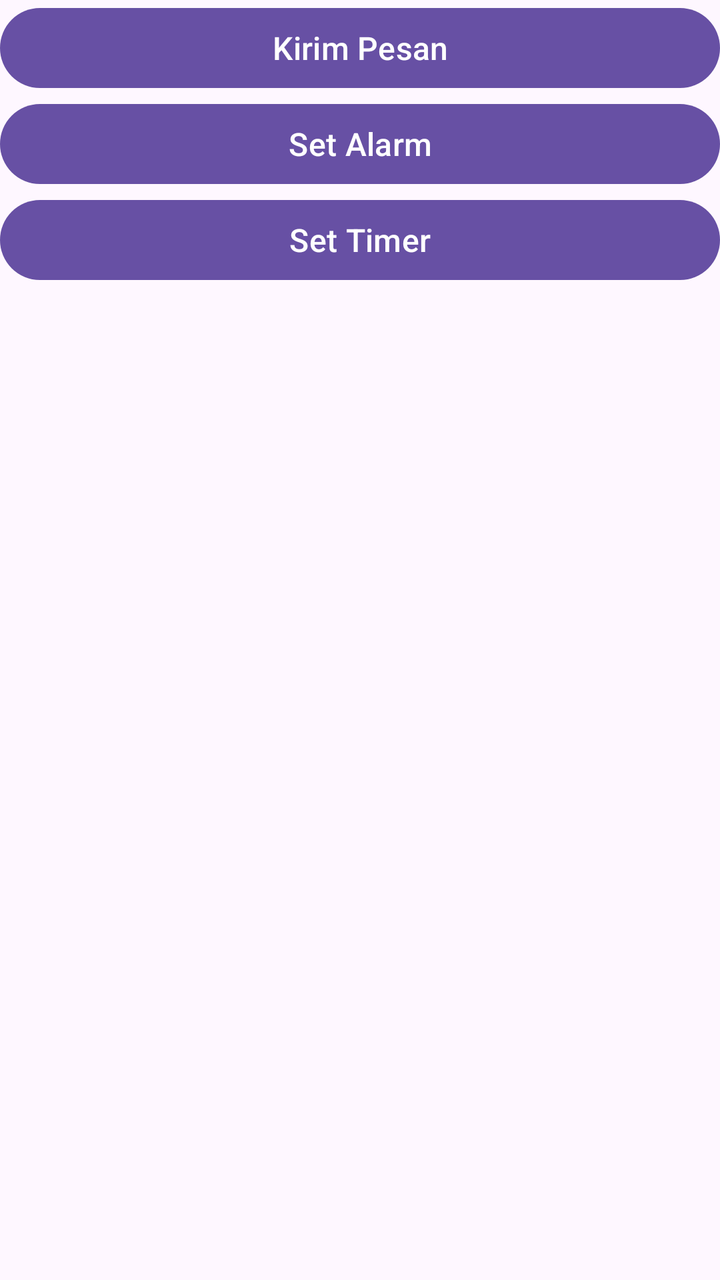
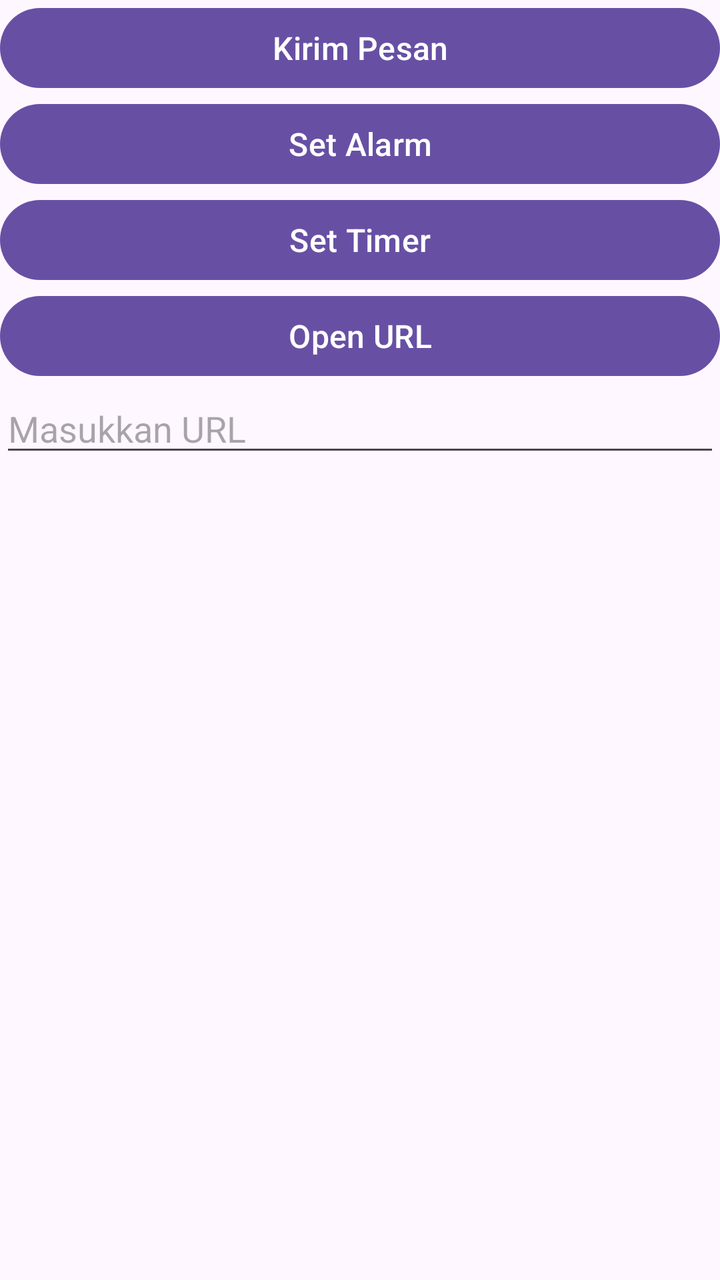

Screens rendered from an Android XML layout before and after an edit, with the pre-edit source and the edit as a unified diff.
<!-- AndroidManifest.xml: application theme Theme.Tugas3 -->
<!-- res/layout/activity_main.xml -->
<?xml version="1.0" encoding="utf-8"?>
<LinearLayout xmlns:android="http://schemas.android.com/apk/res/android"
    xmlns:app="http://schemas.android.com/apk/res-auto"
    xmlns:tools="http://schemas.android.com/tools"
    android:id="@+id/main"
    android:layout_width="match_parent"
    android:layout_height="match_parent"
    tools:context=".MainActivity"
    android:orientation="vertical">

    <Button
        android:layout_width="match_parent"
        android:layout_height="wrap_content"
        android:id="@+id/btnKirimPesan"
        android:text="Kirim Pesan"
        android:textSize="16sp"/>

    <Button
        android:layout_width="match_parent"
        android:layout_height="wrap_content"
        android:id="@+id/btnSetAlarm"
        android:text="Set Alarm"
        android:textSize="16sp"/>

    <Button
        android:layout_width="match_parent"
        android:layout_height="wrap_content"
        android:id="@+id/btnSetTimer"
        android:text="Set Timer"
        android:textSize="16sp"/>


</LinearLayout>
<!-- resources referenced by this layout -->
<resources>
  <style name="Theme.Tugas3" parent="Base.Theme.Tugas3" />
  <style name="Base.Theme.Tugas3" parent="Theme.Material3.DayNight.NoActionBar">
          
          
      </style>
</resources>

<!-- the commit's change to res/layout/activity_main.xml (unified diff, before → after) -->
@@ -29,5 +29,17 @@
         android:text="Set Timer"
         android:textSize="16sp"/>
 
+    <Button
+        android:layout_width="match_parent"
+        android:layout_height="wrap_content"
+        android:id="@+id/btnOpenURL"
+        android:text="Open URL"
+        android:textSize="16sp"/>
+    <EditText
+        android:layout_width="match_parent"
+        android:layout_height="wrap_content"
+        android:id="@+id/etURL"
+        android:hint="Masukkan URL"/>
+
 
 </LinearLayout>
